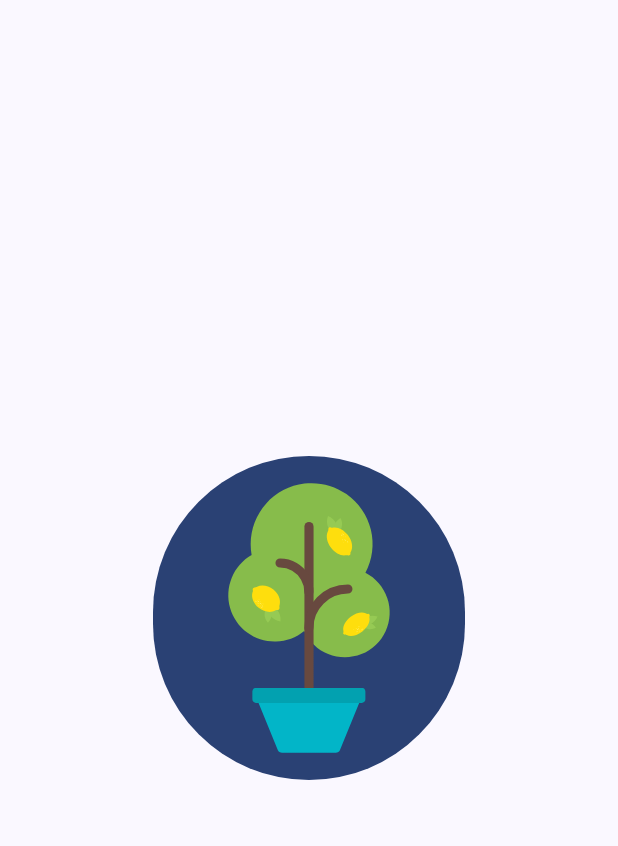
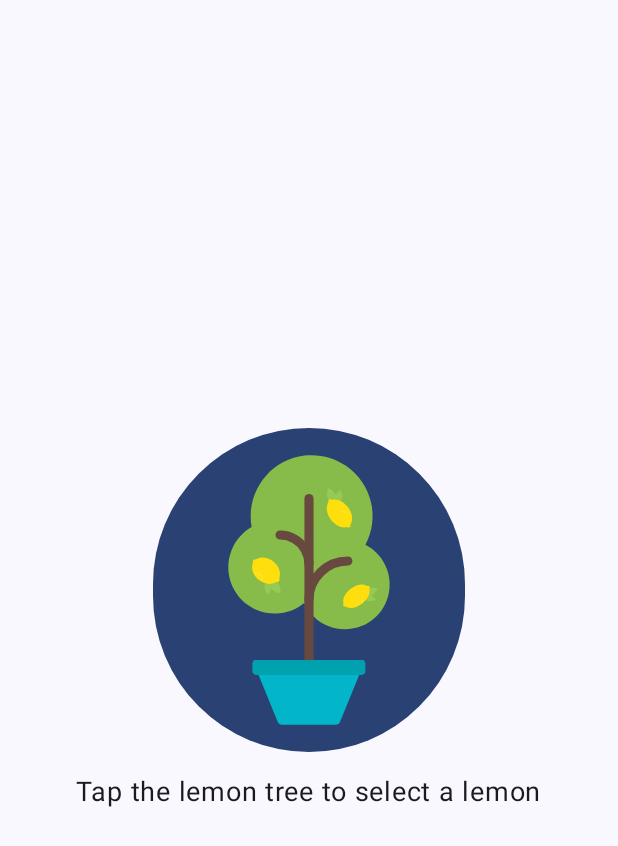
Before and after one commit to sumayaalqadhy/LemonadeApp, an Android app built with Jetpack Compose: the screen it shows after launch (MainActivity), on a phone screen of 412 x 824 dp. Shown: the top 846 px of the screen. Run offline under Robolectric (Android 15) with nearby library versions, the phone set to English and light mode, and no system bars.

Commit message:
cleaned up imports and updated text

```diff
--- a/app/src/main/java/com/example/lemonadeapp/MainActivity.kt
+++ b/app/src/main/java/com/example/lemonadeapp/MainActivity.kt
@@ -7,10 +7,14 @@ import androidx.activity.enableEdgeToEdge
 import androidx.compose.foundation.Image
 import androidx.compose.foundation.layout.Arrangement
 import androidx.compose.foundation.layout.Column
+import androidx.compose.foundation.layout.Spacer
 import androidx.compose.foundation.layout.fillMaxSize
+import androidx.compose.foundation.layout.height
 import androidx.compose.foundation.layout.wrapContentSize
 import androidx.compose.material3.Button
+import androidx.compose.material3.MaterialTheme
 import androidx.compose.material3.Surface
+import androidx.compose.material3.Text
 import androidx.compose.runtime.Composable
 import androidx.compose.runtime.getValue
 import androidx.compose.runtime.mutableStateOf
@@ -21,6 +25,8 @@ import androidx.compose.ui.Modifier
 import androidx.compose.ui.res.painterResource
 import androidx.compose.ui.res.stringResource
 import androidx.compose.ui.tooling.preview.Preview
+import androidx.compose.ui.unit.dp
+import androidx.compose.ui.unit.sp
 import com.example.lemonadeapp.ui.theme.LemonadeAppTheme
 
 class MainActivity : ComponentActivity() {
@@ -115,6 +121,12 @@ fun LemonadeWithButtonAndImage(
                     modifier = Modifier
                 )
             }
+            Spacer(modifier = Modifier.height(16.dp))
+            Text(
+                text = stringResource(textLabelResourceId),
+                fontSize = 18.sp,
+                style = MaterialTheme.typography.bodyLarge
+            )
         }
     }
 }
```
